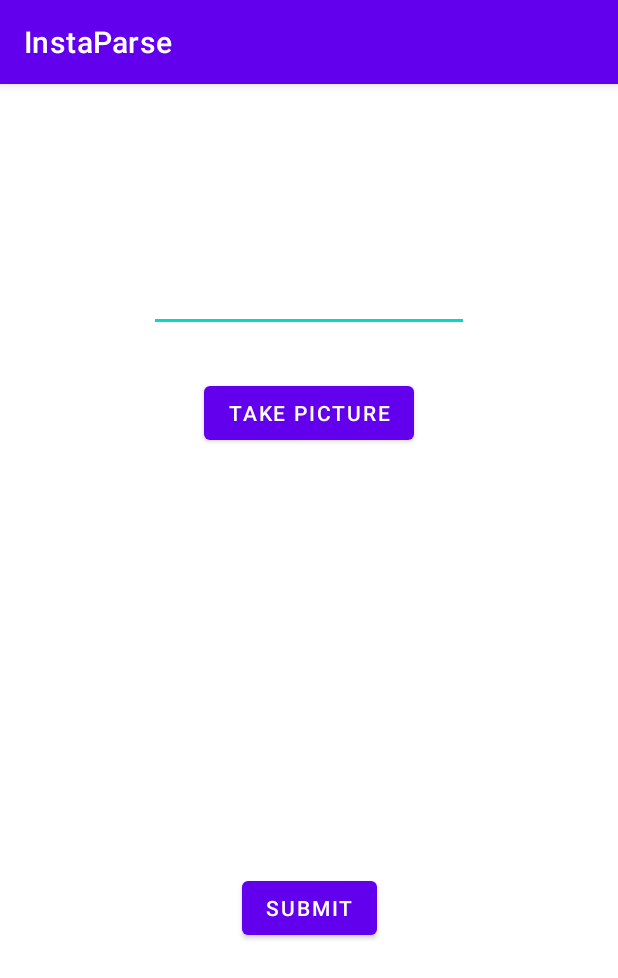
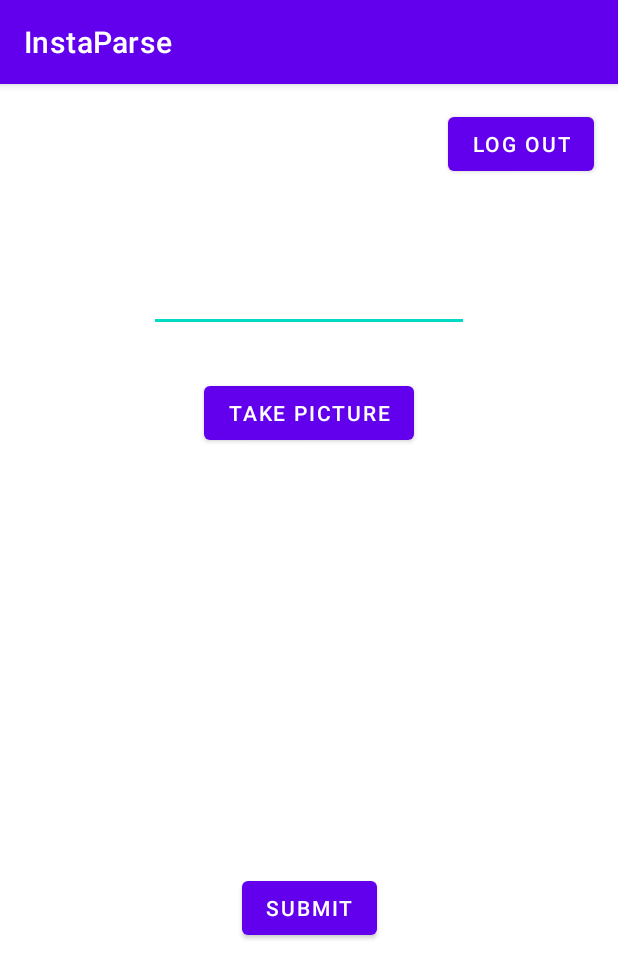
Before and after one commit to jackkououou/InstaParse, an Android app: the MainActivity screen opened directly, with no data from a screen before it, on a phone screen of 412 x 824 dp. Shown: the top 978 px of the screen. Run offline under Robolectric (Android 15) with nearby library versions, the phone set to English and light mode, and no system bars; libraries missing offline, so code that uses them is left out: com.parse; 3 statements that could not run were skipped.

```diff
--- a/app/src/main/res/layout/activity_main.xml
+++ b/app/src/main/res/layout/activity_main.xml
@@ -52,5 +52,15 @@
         app:layout_constraintTop_toTopOf="parent"
         tools:srcCompat="@tools:sample/avatars" />
 
+    <Button
+        android:id="@+id/btLogout"
+        android:layout_width="wrap_content"
+        android:layout_height="wrap_content"
+        android:layout_marginTop="16dp"
+        android:layout_marginEnd="16dp"
+        android:text="Log out"
+        app:layout_constraintEnd_toEndOf="parent"
+        app:layout_constraintTop_toTopOf="parent" />
+
 
 </androidx.constraintlayout.widget.ConstraintLayout>
```
Also changed, not shown: app/src/main/java/com/example/instaparse/LoginActivity.kt (+10 -5 lines), app/src/main/java/com/example/instaparse/MainActivity.kt (+12 -0 lines).
